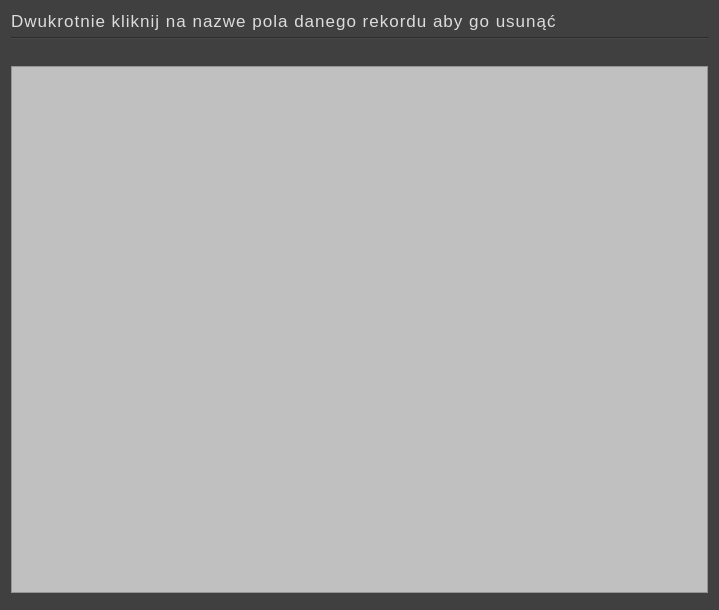
First picture: the form in ZIIBD/DBConnectionProject/DBConnection/queries/deletefrom.ui, repository jkrolik1/school, before the edit.
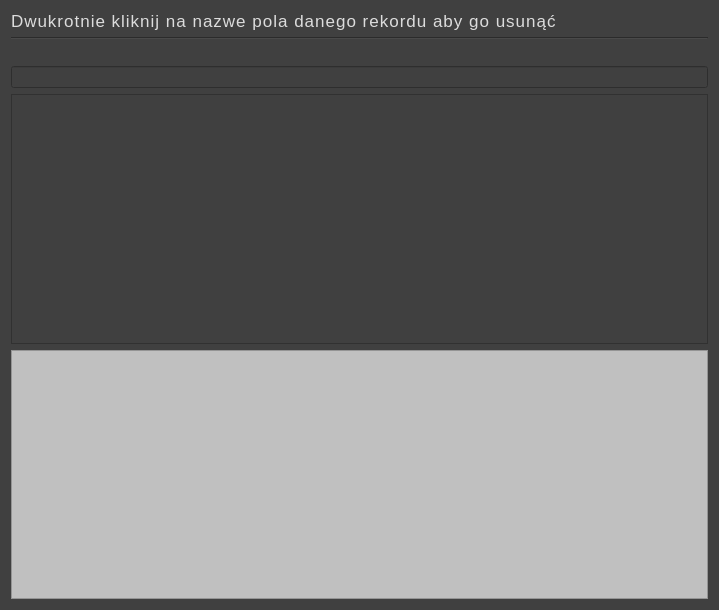
Second picture: the form after the edit.

What changed in the file:
```diff
--- a/ZIIBD/DBConnectionProject/DBConnection/queries/deletefrom.ui
+++ b/ZIIBD/DBConnectionProject/DBConnection/queries/deletefrom.ui
@@ -17,14 +17,6 @@
    <string notr="true">background-color: rgb(64,64,64);</string>
   </property>
   <layout class="QGridLayout" name="gridLayout">
-   <item row="3" column="0">
-    <widget class="QTableView" name="tableView">
-     <property name="styleSheet">
-      <string notr="true">background-color: 	rgb(192,192,192);
-</string>
-     </property>
-    </widget>
-   </item>
    <item row="0" column="0">
     <widget class="QLabel" name="label_2">
      <property name="styleSheet">
@@ -37,6 +29,24 @@
      </property>
     </widget>
    </item>
+   <item row="5" column="0">
+    <widget class="QTableView" name="tableView">
+     <property name="styleSheet">
+      <string notr="true">background-color: 	rgb(192,192,192);
+</string>
+     </property>
+    </widget>
+   </item>
+   <item row="3" column="0">
+    <widget class="QLineEdit" name="lineEdit"/>
+   </item>
+   <item row="1" column="0">
+    <widget class="Line" name="line">
+     <property name="orientation">
+      <enum>Qt::Horizontal</enum>
+     </property>
+    </widget>
+   </item>
    <item row="2" column="0">
     <spacer name="horizontalSpacer">
      <property name="orientation">
@@ -51,21 +61,7 @@
     </spacer>
    </item>
    <item row="4" column="0">
-    <widget class="QTableView" name="tableView_2">
-     <property name="maximumSize">
-      <size>
-       <width>0</width>
-       <height>0</height>
-      </size>
-     </property>
-    </widget>
-   </item>
-   <item row="1" column="0">
-    <widget class="Line" name="line">
-     <property name="orientation">
-      <enum>Qt::Horizontal</enum>
-     </property>
-    </widget>
+    <widget class="QTableView" name="tableView_2"/>
    </item>
   </layout>
  </widget>
```
